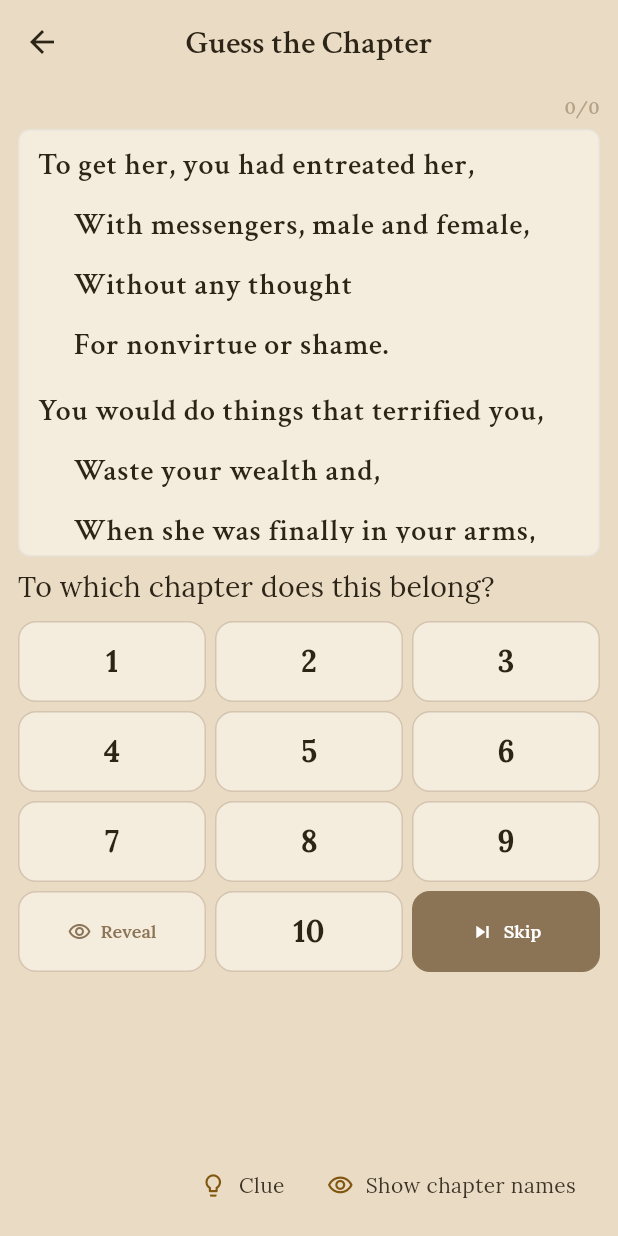
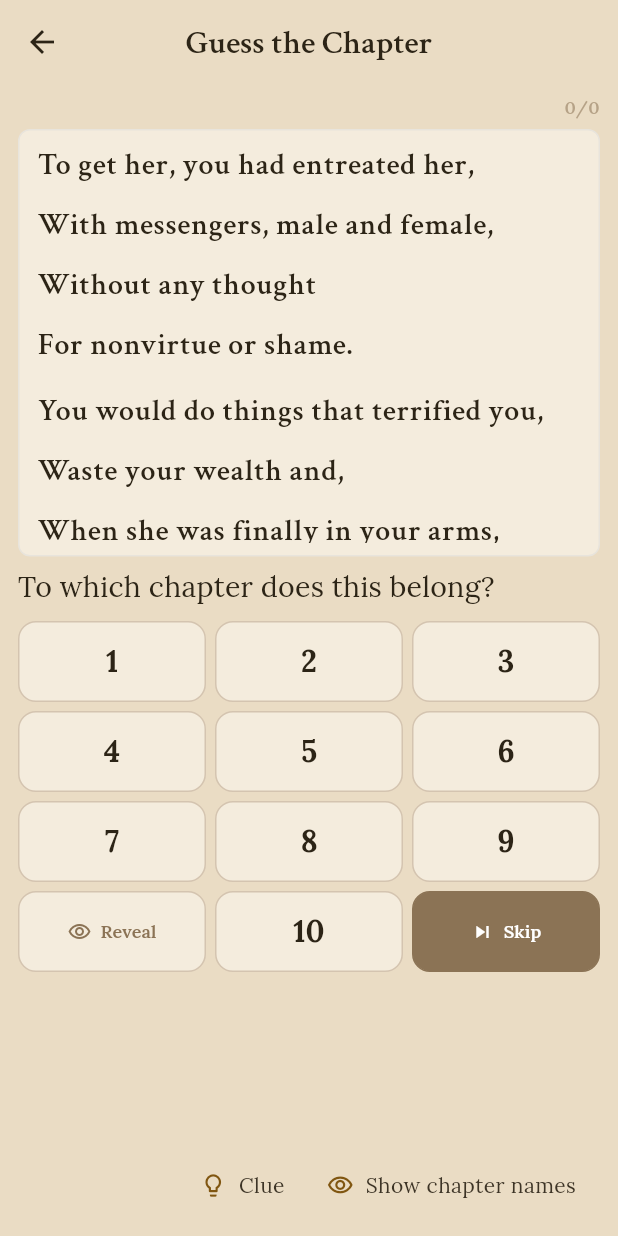
Before and after one commit to aosullivan/dechen_study, a Flutter app: the BcvQuizScreen screen opened directly, on a phone screen of 412 x 824 dp. Run offline on Flutter 3.47's test engine with Material 3 defaults, Android fonts, the light colour scheme and no system bars; our stand-ins replace flutter_dotenv, shared_preferences, supabase_flutter, visibility_detector; missing offline and left inert: dart:html; accounts and stored records are empty.

Commit message:
Structure improveme ts

```diff
--- a/lib/screens/landing/bcv/bcv_verse_text.dart
+++ b/lib/screens/landing/bcv/bcv_verse_text.dart
@@ -19,7 +19,10 @@ class BcvVerseText extends StatelessWidget {
     return LayoutBuilder(
       builder: (context, constraints) {
         final logicalLines = text.split('\n');
-        final maxWidth = constraints.maxWidth;
+        // ListView can pass unbounded maxWidth; use a finite width so wrap+indent works.
+        final maxWidth = constraints.maxWidth.isFinite && constraints.maxWidth > 0
+            ? constraints.maxWidth
+            : 400.0;
         if (maxWidth <= 0) return Text(text, style: style);
 
         final children = <Widget>[];
@@ -29,24 +32,13 @@ class BcvVerseText extends StatelessWidget {
             children.add(SizedBox(height: style.height != null ? style.fontSize! * style.height! : 18));
             continue;
           }
-          // First logical line flush left; subsequent lines indented (same as wrapped continuation).
-          final isFirstLine = i == 0;
-          final lineWidth = isFirstLine ? maxWidth : maxWidth - wrapIndent;
-          final lineIndent = isFirstLine ? wrapIndent : 0.0; // Only first line's wrap gets extra indent
-          final lineWidget = _IndentedLine(
+          // Every logical line starts flush left. Only when a line wraps does the continuation get indented.
+          children.add(_IndentedLine(
             line: line,
             style: style,
-            maxWidth: lineWidth,
-            indent: lineIndent,
-          );
-          children.add(
-            isFirstLine
-                ? lineWidget
-                : Padding(
-                    padding: EdgeInsets.only(left: wrapIndent),
-                    child: lineWidget,
-                  ),
-          );
+            maxWidth: maxWidth,
+            indent: wrapIndent,
+          ));
           if (i < logicalLines.length - 1) {
             final lineGap = (style.fontSize ?? 18) *
                 ((style.height ?? 1.5) - 1.0).clamp(0.0, 20.0);
@@ -78,58 +70,96 @@ class _IndentedLine extends StatelessWidget {
 
   @override
   Widget build(BuildContext context) {
+    if (line.isEmpty) return Text(line, style: style);
+    if (maxWidth <= 0 || !maxWidth.isFinite) return Text(line, style: style);
+
     final painter = TextPainter(
       text: TextSpan(text: line, style: style),
       textDirection: TextDirection.ltr,
     )..layout(maxWidth: maxWidth);
+
     final lineHeight = painter.preferredLineHeight;
-    if (lineHeight <= 0 || painter.height <= lineHeight) {
+    if (lineHeight <= 0) {
       painter.dispose();
       return Text(line, style: style);
     }
 
-    // Find where the first visual line ends.
-    var firstLineEnd = painter
-        .getPositionForOffset(Offset(maxWidth, lineHeight - 1))
-        .offset
-        .clamp(0, line.length);
+    // Does this line wrap? (more than one visual line)
+    final wraps = painter.height > lineHeight + 1;
+    if (!wraps) {
+      painter.dispose();
+      return Text(line, style: style);
+    }
+
+    // Build list of (start, end) character offsets for each visual line.
+    final segmentEnds = <int>[];
+    var y = lineHeight / 2;
+    while (y < painter.height && segmentEnds.length < 100) {
+      final position = painter.getPositionForOffset(Offset(maxWidth - 1, y));
+      var end = position.offset.clamp(0, line.length);
+      // Prefer word boundary so we don't split mid-word.
+      if (end < line.length && end > 0 && line[end] != ' ' && line[end] != '\n') {
+        final lastSpace = line.lastIndexOf(' ', end);
+        if (lastSpace > (segmentEnds.isEmpty ? 0 : segmentEnds.last)) {
+          end = lastSpace + 1;
+        }
+      }
+      segmentEnds.add(end);
+      if (end >= line.length) break;
+      y += lineHeight;
+    }
     painter.dispose();
 
-    if (firstLineEnd >= line.length) return Text(line, style: style);
+    if (segmentEnds.isEmpty) return Text(line, style: style);
 
-    // Break at a word boundary so we don't split mid-word and lose a word when trimming.
-    // Only back up when we'd split a word (current position not after a space).
-    if (firstLineEnd > 0 &&
-        firstLineEnd < line.length &&
-        line[firstLineEnd - 1] != ' ' &&
-        line[firstLineEnd - 1] != '\n') {
-      final lastSpace = line.lastIndexOf(' ', firstLineEnd);
-      if (lastSpace > 0) {
-        firstLineEnd = lastSpace + 1; // include space in first line
+    // Merge any duplicate end offsets (same line) and ensure strictly increasing.
+    final ends = <int>[];
+    var last = 0;
+    for (final e in segmentEnds) {
+      if (e > last) {
+        ends.add(e);
+        last = e;
+      }
+      if (last >= line.length) break;
+    }
+    if (ends.isEmpty) return Text(line, style: style);
+
+    var start = 0;
+    final children = <Widget>[];
+    for (var i = 0; i < ends.length; i++) {
+      final end = ends[i];
+      final segment = line.substring(start, end).trimRight();
+      if (segment.isNotEmpty) {
+        final isFirst = i == 0;
+        final textWidget = Text(segment, style: style);
+        if (isFirst) {
+          children.add(textWidget);
+        } else {
+          children.add(
+            Padding(
+              padding: EdgeInsets.only(left: indent),
+              child: SizedBox(
+                width: (maxWidth - indent).clamp(0.0, double.infinity),
+                child: textWidget,
+              ),
+            ),
+          );
+        }
+      }
+      start = end;
+      if (start >= line.length) break;
+      if (i < ends.length - 1) {
+        children.add(SizedBox(height: (style.fontSize ?? 18) * ((style.height ?? 1.5) - 1.0).clamp(0.0, 20.0)));
       }
     }
 
-    final firstLineText = line.substring(0, firstLineEnd).trimRight();
-    final restText = line.substring(firstLineEnd).trimLeft();
+    if (children.isEmpty) return Text(line, style: style);
+    if (children.length == 1) return children[0];
 
-    if (restText.isEmpty) return Text(line, style: style);
-
-    // Render first line at full width, continuation lines indented.
-    // Constrain continuation width so it wraps at the same effective width and
-    // all wrapped continuation lines stay at the same indent.
     return Column(
       crossAxisAlignment: CrossAxisAlignment.start,
       mainAxisSize: MainAxisSize.min,
-      children: [
-        Text(firstLineText, style: style),
-        Padding(
-          padding: EdgeInsets.only(left: indent),
-          child: SizedBox(
-            width: maxWidth - indent,
-            child: Text(restText, style: style),
-          ),
-        ),
-      ],
+      children: children,
     );
   }
 }
--- a/lib/screens/landing/textual_overview_screen.dart
+++ b/lib/screens/landing/textual_overview_screen.dart
@@ -368,6 +368,8 @@ class _TextualOverviewScreenState extends State<TextualOverviewScreen>
                         onBookTap: _onBookTap,
                         onExpansionChanged: _onExpansionChanged,
                         scrollToPath: _scrollToPath,
+                        sectionVerseRanges:
+                            VerseHierarchyService.instance.getSectionVerseRangeMapSync(),
                       ),
                     ),
                     AnimatedContainer(
@@ -397,6 +399,8 @@ class _TextualOverviewScreenState extends State<TextualOverviewScreen>
                   onBookTap: _onBookTap,
                   onExpansionChanged: _onExpansionChanged,
                   scrollToPath: _scrollToPath,
+                  sectionVerseRanges:
+                      VerseHierarchyService.instance.getSectionVerseRangeMapSync(),
                 ),
         ),
       ],
```
Also changed, not shown: lib/screens/landing/overview/overview_node_card.dart (+18 -0 lines), lib/screens/landing/overview/overview_tree_view.dart (+20 -0 lines), lib/screens/landing/overview/overview_verse_panel.dart (+14 -2 lines), lib/services/verse_hierarchy_service.dart (+39 -0 lines), 1 other file.
